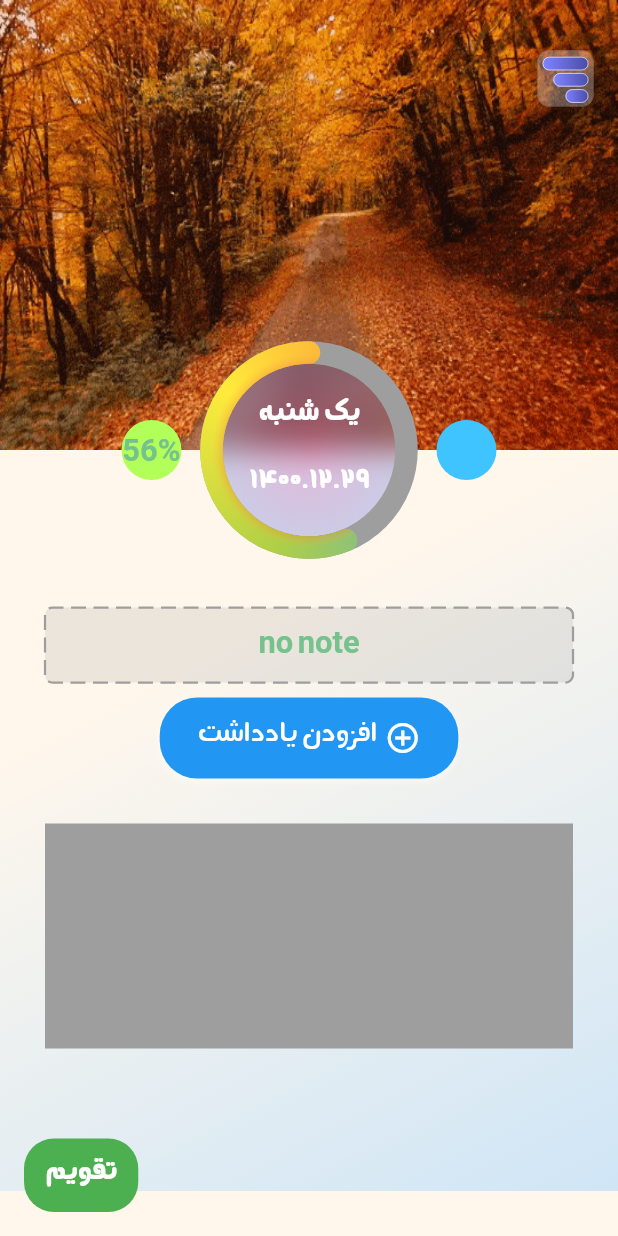
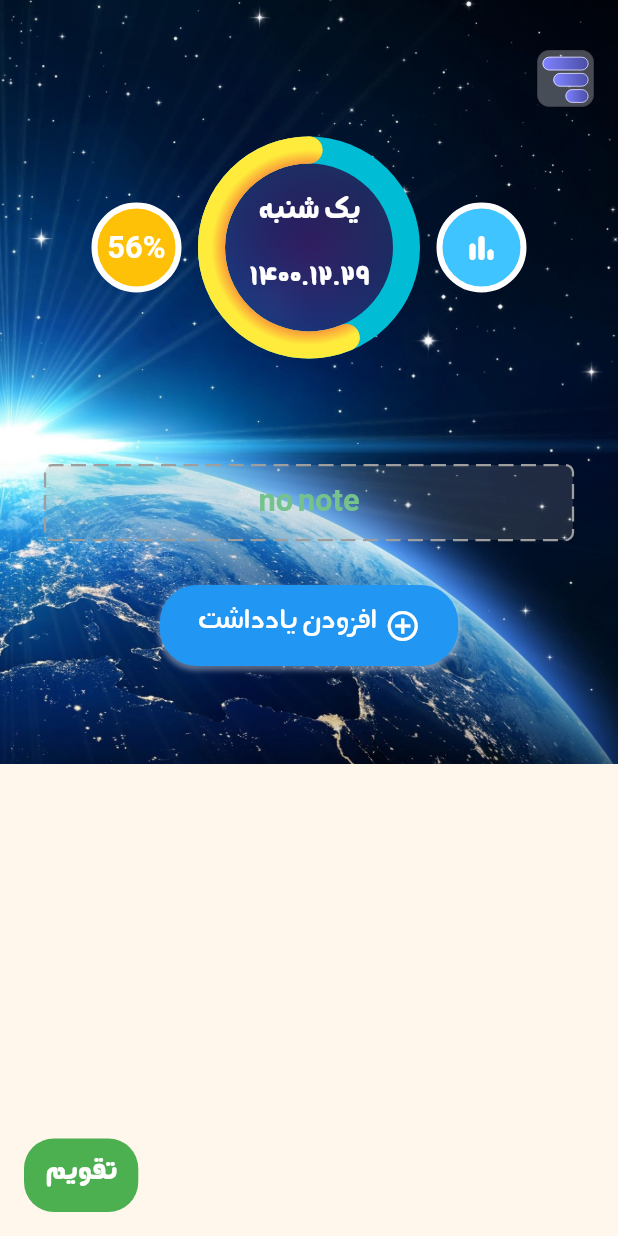
Before and after one commit to samad-nkarimi/today_app, a Flutter app: the screen it shows after launch, on a phone screen of 412 x 824 dp. Run offline on Flutter 3.47's test engine with Material 2 defaults, Android fonts, the phone set to English and light mode, and no system bars; drawn by our look-alikes of dotted_border; our stand-ins replace bloc, equatable, flutter_bloc, flutter_local_notifications, flutter_svg, rxdart and 1 more; missing offline and left inert: flutter_email_sender, store_redirect; accounts and stored records are empty; Roboto replaces fonts that are missing (ANegar).

Commit message:
home ui changes

```diff
--- a/lib/screens/home_page.dart
+++ b/lib/screens/home_page.dart
@@ -75,11 +75,30 @@ class _HomePageState extends State<HomePage> {
       endDrawer: const DrawerWidget(),
       body: Builder(builder: (BuildContext context) {
         return Container(
-          color: Colors.blue.shade100,
-          child: SingleChildScrollView(
+          // color: Colors.blue.shade100,
+          decoration: const BoxDecoration(
+            image: DecorationImage(
+              image: AssetImage("assets/images/earth.jpg"),
+              fit: BoxFit.cover,
+            ),
+            gradient: RadialGradient(
+              // begin: Alignment.topLeft,
+              // end: Alignment.bottomRight,
+              center: Alignment.topLeft,
+              radius: 1.4,
+              stops: [0.5, 1.0],
+              colors: [
+                Color(0xFFB2AFFF),
+                Color(0xFF883AD9),
+                // Theme.of(context).scaffoldBackgroundColor,
+                // Theme.of(context).scaffoldBackgroundColor.withOpacity(0.3),
+              ],
+            ),
+          ),
           child: Stack(
             children: [
-                BlocBuilder<NoteBloc, NoteState>(
+              SingleChildScrollView(
+                child: BlocBuilder<NoteBloc, NoteState>(
                   builder: (context, state) {
                     List<Note> notes = state.notes.getTodayNotes;
                     print("notes: $notes");
@@ -89,66 +108,90 @@ class _HomePageState extends State<HomePage> {
                     return Container(
                       // color: Theme.of(context).scaffoldBackgroundColor,
                       padding: EdgeInsets.only(bottom: showBoardSize / 2),
-                      decoration: BoxDecoration(
-                        // color: Colors.red,
-                        gradient: LinearGradient(
-                          begin: Alignment.topLeft,
-                          end: Alignment.bottomRight,
-                          stops: const [0.5, 1.0],
-                          colors: [
-                            // Colors.green,
-                            // Colors.red,
-                            Theme.of(context).scaffoldBackgroundColor,
-                            Theme.of(context)
-                                .scaffoldBackgroundColor
-                                .withOpacity(0.3),
-                          ],
-                        ),
-                      ),
+                      // decoration: BoxDecoration(
+                      //   // color: Colors.red,
+                      //   gradient: LinearGradient(
+                      //     begin: Alignment.topLeft,
+                      //     end: Alignment.bottomRight,
+                      //     stops: const [0.5, 1.0],
+                      //     colors: [
+                      //       // Colors.green,
+                      //       // Colors.red,
+                      //       Theme.of(context).scaffoldBackgroundColor,
+                      //       Theme.of(context)
+                      //           .scaffoldBackgroundColor
+                      //           .withOpacity(0.3),
+                      //     ],
+                      //   ),
+                      // ),
+
                       child: Column(
                         children: [
                           topPicture(),
-                          SizedBox(height: showBoardSize / 2 + 30),
+                          // SizedBox(height: showBoardSize / 2 + 30),
                           if (notes.isEmpty) noNoteWidget(),
                           for (int i = 0; i < notes.length; i++)
                             NoteItem(notes[i]),
+                          const SizedBox(height: 20),
                           addNoteWidgetButton(),
-                          Container(
-                            margin: const EdgeInsets.symmetric(
-                                horizontal: 30, vertical: 30),
-                            height: 150,
-                            width: double.infinity,
-                            child: const Text(""),
-                            color: Colors.grey,
-                          )
+                          // Container(
+                          //   margin: const EdgeInsets.symmetric(
+                          //       horizontal: 30, vertical: 30),
+                          //   height: 150,
+                          //   width: double.infinity,
+                          //   child: const Text(""),
+                          //   color: Colors.grey,
+                          // )
                         ],
                       ),
                     );
                   },
                 ),
+              ),
               menuButton(),
               Padding(
                 padding: EdgeInsets.only(
-                      top: topPictureHeight - showBoardSize / 2),
+                  top: 100,
+                  // top: topPictureHeight - showBoardSize / 2,
+                ),
                 child: Row(
                   mainAxisAlignment: MainAxisAlignment.center,
                   mainAxisSize: MainAxisSize.max,
                   children: [
-                      Container(
-                        alignment: Alignment.center,
-                        margin: const EdgeInsets.all(20.0),
-                        height: 40,
-                        width: 40,
-                        decoration: BoxDecoration(
-                          color: Colors.lightGreenAccent,
-                          borderRadius: BorderRadius.circular(50.0),
-                        ),
-                        child: Text(
-                          "${(getHourPercent() * 100).toStringAsFixed(0)}%",
-                          style: const TextStyle(fontFamily: "ANegar"),
+                    _showPercentWidget(),
+                    _todayInfoWidget(),
+                    _statisticWidget(),
+                  ],
                 ),
               ),
-                      Stack(
+            ],
+          ),
+        );
+      }),
+      floatingActionButtonLocation: FloatingActionButtonLocation.startFloat,
+      floatingActionButton: InkWell(
+        onTap: () => Navigator.pushNamed(context, CalendarPage.routeName),
+        child: Container(
+          decoration: BoxDecoration(
+            color: Colors.green,
+            borderRadius: BorderRadius.circular(20.0),
+          ),
+          padding: const EdgeInsets.all(14.0),
+          child: const Text(
+            "تقویم",
+            style: TextStyle(
+              color: Colors.white,
+              fontWeight: FontWeight.bold,
+              fontFamily: "Negar",
+            ),
+          ),
+        ),
+      ),
+    );
+  }
+
+  Widget _todayInfoWidget() {
+    return Stack(
       alignment: Alignment.center,
       children: [
         ClipRRect(
@@ -160,8 +203,7 @@ class _HomePageState extends State<HomePage> {
               alignment: Alignment.center,
               height: showBoardSize,
               width: showBoardSize,
-                                padding:
-                                    const EdgeInsets.symmetric(vertical: 20.0),
+              padding: const EdgeInsets.symmetric(vertical: 20.0),
               decoration: BoxDecoration(
                 // color: Colors.blue.withOpacity(.5),
                 borderRadius: BorderRadius.circular(100.0),
@@ -177,8 +219,7 @@ class _HomePageState extends State<HomePage> {
               ),
               child: Column(
                 crossAxisAlignment: CrossAxisAlignment.center,
-                                  mainAxisAlignment:
-                                      MainAxisAlignment.spaceAround,
+                mainAxisAlignment: MainAxisAlignment.spaceAround,
                 children: [
                   Text(
                     getWeekdayInShamsi(),
@@ -206,46 +247,40 @@ class _HomePageState extends State<HomePage> {
           fillPercent: getHourPercent(),
         ),
       ],
+    );
+  }
+
+  Widget _showPercentWidget() {
+    return Container(
+      alignment: Alignment.center,
+      margin: const EdgeInsets.all(20.0),
+      height: 60,
+      width: 60,
+      decoration: BoxDecoration(
+        color: Colors.amber,
+        borderRadius: BorderRadius.circular(50.0),
+        border: Border.all(width: 4, color: Colors.white),
       ),
-                      GestureDetector(
-                        onTap: () =>
-                            Navigator.pushNamed(context, MoodPage.routeName),
+      child: Text(
+        "${(getHourPercent() * 100).toStringAsFixed(0)}%",
+        style: const TextStyle(fontFamily: "ANegar", color: Colors.white),
+      ),
+    );
+  }
+
+  Widget _statisticWidget() {
+    return GestureDetector(
+      onTap: () => Navigator.pushNamed(context, MoodPage.routeName),
       child: Container(
         margin: const EdgeInsets.all(20.0),
-                          height: 40,
-                          width: 40,
+        height: 60,
+        width: 60,
         decoration: BoxDecoration(
           color: Colors.lightBlueAccent,
           borderRadius: BorderRadius.circular(50.0),
+          border: Border.all(width: 4, color: Colors.white),
         ),
-                        ),
-                      ),
-                    ],
-                  ),
-                ),
-              ],
-            ),
-          ),
-        );
-      }),
-      floatingActionButtonLocation: FloatingActionButtonLocation.startFloat,
-      floatingActionButton: InkWell(
-        onTap: () => Navigator.pushNamed(context, CalendarPage.routeName),
-        child: Container(
-          decoration: BoxDecoration(
-            color: Colors.green,
-            borderRadius: BorderRadius.circular(20.0),
-          ),
-          padding: const EdgeInsets.all(14.0),
-          child: const Text(
-            "تقویم",
-            style: TextStyle(
-              color: Colors.white,
-              fontWeight: FontWeight.bold,
-              fontFamily: "Negar",
-            ),
-          ),
-        ),
+        child: const Icon(Icons.bar_chart_rounded, color: Colors.white),
       ),
     );
   }
@@ -277,10 +312,10 @@ class _HomePageState extends State<HomePage> {
     return Container(
       // margin: const EdgeInsets.only(bottom: 100 / 2 + 20),
       // color: Colors.blue,
-      child: Image.asset(
-        "assets/images/fall.gif",
-        fit: BoxFit.fill,
-      ),
+      // child: Image.asset(
+      //   "assets/images/winter.jpg",
+      //   fit: BoxFit.fill,
+      // ),
 
       //  ShaderMask(
       //   shaderCallback: (rect) {
--- a/lib/utils/draw_arc.dart
+++ b/lib/utils/draw_arc.dart
@@ -73,7 +73,7 @@ class Painter extends CustomPainter {
     Gradient gradient1 = RadialGradient(
       colors: [
         Colors.red.shade500,
-        Colors.yellow.withOpacity(0.3),
+        Colors.yellow,
       ],
       stops: const [
         0.7,
@@ -83,22 +83,22 @@ class Painter extends CustomPainter {
 
     Paint _paintBrush2 = Paint()
       // ..color = Colors.red
-      ..strokeWidth = 15.0
+      ..strokeWidth = 18.0
       ..strokeCap = StrokeCap.round
       ..style = PaintingStyle.stroke
       ..shader = gradient.createShader(cloudBaseRect);
 
     Paint _paintBrush1 = Paint()
       // ..color = Colors.red
-      ..strokeWidth = 15.0
+      ..strokeWidth = 18.0
       ..strokeCap = StrokeCap.round
       ..style = PaintingStyle.stroke
       ..shader = gradient.createShader(cloudBaseRect)
       ..shader = gradient1.createShader(cloudBaseRect);
 
     Paint _paintBrush3 = Paint()
-          ..color = Colors.grey
-          ..strokeWidth = 15.0
+          ..color = Colors.cyan
+          ..strokeWidth = 18.0
           ..strokeCap = StrokeCap.round
           ..style = PaintingStyle.stroke
         // ..shader = gradient.createShader(cloudBaseRect)
--- a/lib/widgets/form_widget.dart
+++ b/lib/widgets/form_widget.dart
@@ -214,7 +214,7 @@ class _FormWidgetState extends State<FormWidget> {
       //   const SnackBar(content: Text("done!")),
       // );
 
-      if (widget.initialData.title.isEmpty) {
+      if (widget.initialData.id == "0") {
         //we are creating a new note
         note.isTodayNote = widget.isCalendarPage;
         note.setId(note.getRandomString());
--- a/lib/widgets/note_item_widget.dart
+++ b/lib/widgets/note_item_widget.dart
@@ -162,7 +162,7 @@ class _NoteItemState extends State<NoteItem> {
         padding: const EdgeInsets.only(right: 16.0, left: 14.0),
         decoration: BoxDecoration(
           borderRadius: BorderRadius.circular(cornerSize),
-          border: Border.all(width: 1, color: Colors.white),
+          border: Border.all(width: 1, color: Colors.white38),
           gradient: RadialGradient(
             colors: [
               widget.note.isDone ? Colors.green : const Color(0xFFBC00AA),
--- a/pubspec.yaml
+++ b/pubspec.yaml
@@ -77,6 +77,9 @@ flutter:
   assets:
     - assets/images/sample_picture.jpg
     - assets/images/rose.jpg
+    - assets/images/light.jpg
+    - assets/images/earth.jpg
+    - assets/images/winter.jpg
     - assets/images/tick.svg
     - assets/images/label_red.svg
     - assets/images/label_green.svg
```
Also changed, not shown: assets/images/earth.jpg (added), assets/images/light.jpg (added), assets/images/winter.jpg (added). Lines whose indentation alone changed are shown as unchanged.
